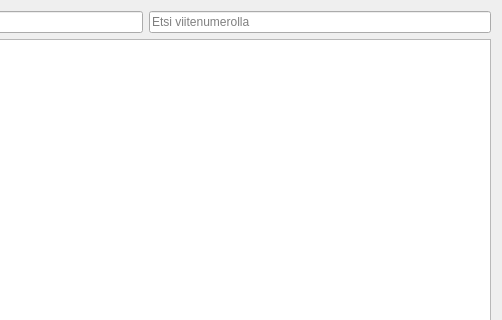
Before: the Qt Designer form kitupiikki/laskutus/laskulistawidget.ui in artoh/kitupiikki, drawn with Qt 5; both pictures show x 703 to 1205 and y 0 to 320 of the 1205 by 599 pixel window.
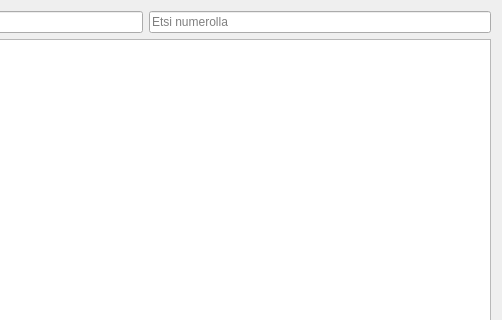
After: the same form once the commit is applied. Icons and pictures are not drawn. Custom widgets are drawn as their Qt base class.

What changed in the file:
```diff
--- a/kitupiikki/laskutus/laskulistawidget.ui
+++ b/kitupiikki/laskutus/laskulistawidget.ui
@@ -35,7 +35,7 @@
      <item>
       <widget class="QLineEdit" name="viiteEdit">
        <property name="placeholderText">
-        <string>Etsi viitenumerolla</string>
+        <string>Etsi numerolla</string>
        </property>
       </widget>
      </item>
```
